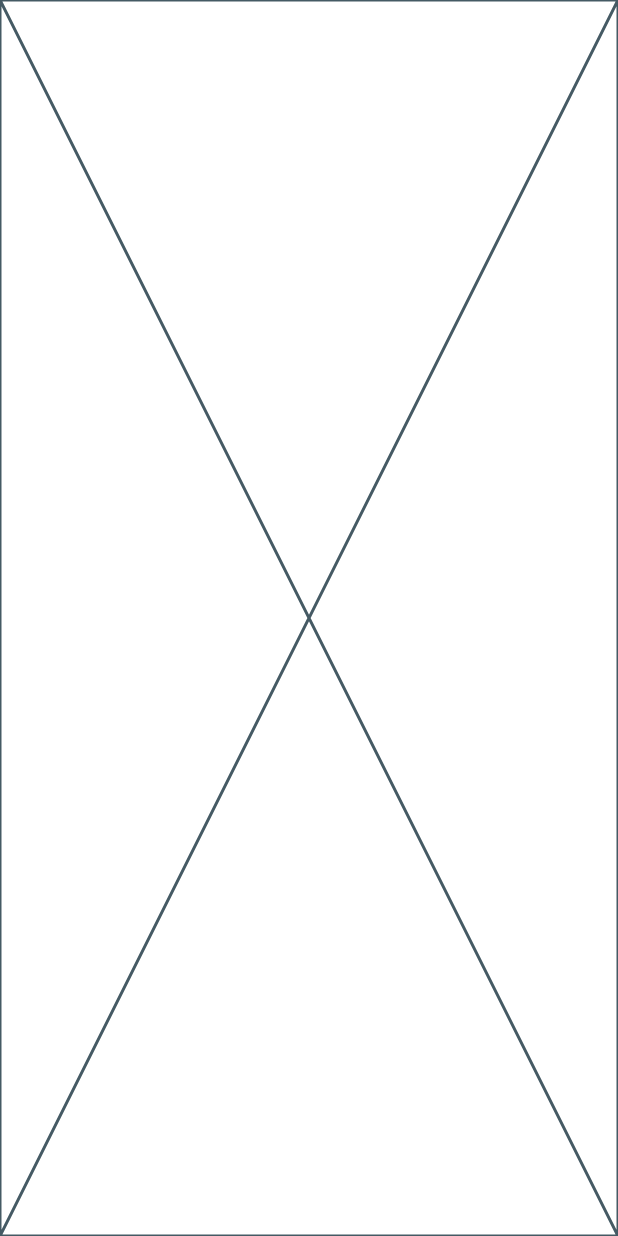
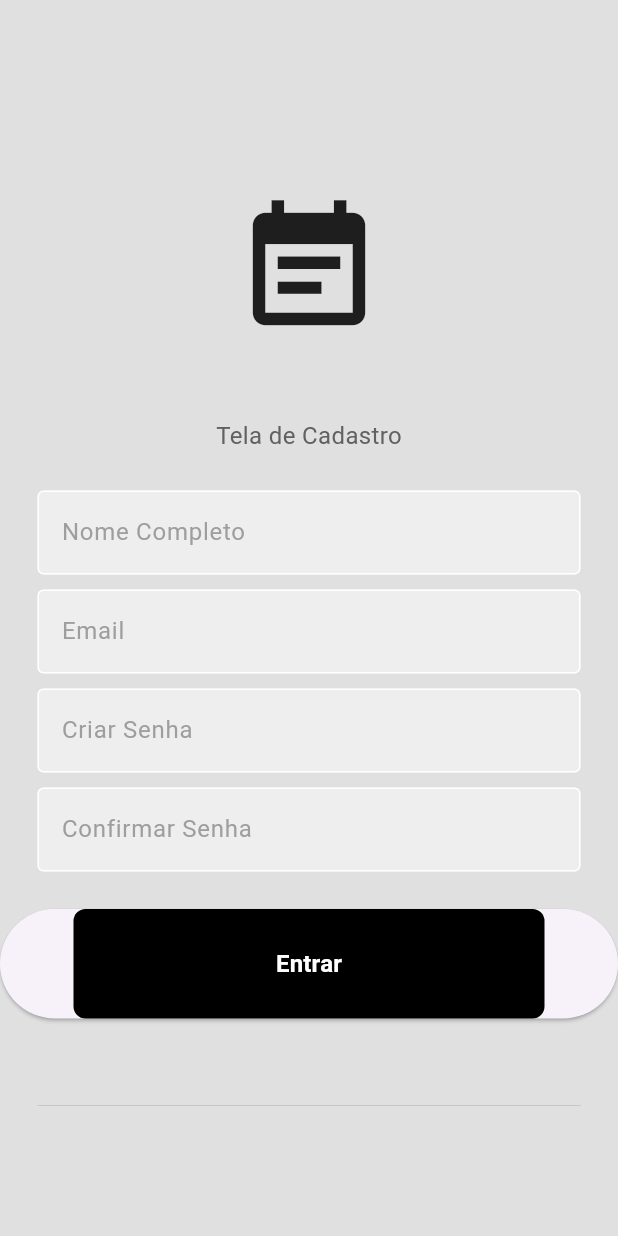
Before and after one commit to DaniloFloridi/meuEvento, a Flutter app: the screen it shows after launch, after a tap on "Entrar", on a phone screen of 412 x 824 dp. Run offline on Flutter 3.47's test engine with Material 3 defaults, Android fonts, the phone set to English and light mode, and no system bars; our stand-ins replace sqflite; accounts and stored records are empty.

Commit message:
Cadastro

```diff
--- a/lib/src/Pages/Eventos.dart
+++ b/lib/src/Pages/Eventos.dart
@@ -5,6 +5,26 @@ class Eventos extends StatelessWidget {
 
   @override
   Widget build(BuildContext context) {
-    return const Placeholder();
+    return Row(
+      children: [
+        ListTile(
+          tileColor: Colors.amber,
+          title: const Text("Musica ao Vivo"),
+          leading: Icon(Icons.music_note),
+        ),
+
+        ListTile(
+          tileColor: Colors.red,
+          title: const Text("Evento de Motos"),
+          leading: Icon(Icons.motorcycle),
+        ),
+
+        ListTile(
+          tileColor: Colors.green,
+          title: const Text("Evento de Corrida"),
+          leading: Icon(Icons.card_travel),
+        )
+      ],
+    );
   }
 }
--- a/lib/src/Pages/MyButton.dart
+++ b/lib/src/Pages/MyButton.dart
@@ -1,4 +1,4 @@
-import 'package:evento/src/Pages/Eventos.dart';
+import 'package:evento/src/Pages/Register.dart';
 import 'package:flutter/material.dart';
 
 class MyButton extends StatelessWidget {
@@ -34,6 +34,6 @@ class MyButton extends StatelessWidget {
   }
 
   void _navigateToNextScreen(BuildContext context) {
-    Navigator.of(context).push(MaterialPageRoute(builder: (context) => const Eventos()));
+    Navigator.of(context).push(MaterialPageRoute(builder: (context) =>  Register()));
   }
 }
--- /dev/null
+++ b/lib/src/Pages/Register.dart
@@ -0,0 +1,93 @@
+import 'package:evento/src/Pages/MyButton.dart';
+import 'package:evento/src/Pages/textField.dart';
+import 'package:flutter/material.dart';
+
+class Register extends StatelessWidget {
+  Register({super.key});
+
+  final usernameController = TextEditingController();
+  final passwordController = TextEditingController();
+
+  void signUserIn() {}
+
+  @override
+  Widget build(BuildContext context) {
+    return Scaffold(
+      backgroundColor: Colors.grey[300],
+      body: SafeArea(
+        child: Center(
+          child: Column(
+            mainAxisAlignment: MainAxisAlignment.center,
+            children: [
+              const SizedBox(height: 50),
+              const Icon(
+                Icons.event_note,
+                size: 100,
+              ),
+              const SizedBox(height: 50),
+              Text(
+                'Tela de Cadastro',
+                style: TextStyle(
+                  color: Colors.grey[700],
+                  fontSize: 16,
+                ),
+              ),
+              const SizedBox(height: 25),
+
+              MyTextField(
+                controller: usernameController,
+                hintText: 'Nome Completo',
+                obscureText: false,
+              ),
+              const SizedBox(height: 10),
+
+              MyTextField(
+                controller: usernameController,
+                hintText: 'Email',
+                obscureText: false,
+              ),
+              const SizedBox(height: 10),
+              MyTextField(
+                controller: passwordController,
+                hintText: 'Criar Senha',
+                obscureText: true,
+              ),
+              const SizedBox(height: 10),
+
+              MyTextField(
+                controller: passwordController,
+                hintText: 'Confirmar Senha',
+                obscureText: true,
+              ),
+
+              const SizedBox(height: 25),
+              MyButton(
+                onTap: signUserIn,
+              ),
+              const SizedBox(height: 50),
+              Padding(
+                padding: const EdgeInsets.symmetric(horizontal: 25.0),
+                child: Row(
+                  children: [
+                    Expanded(
+                      child: Divider(
+                        thickness: 0.5,
+                        color: Colors.grey[400],
+                      ),
+                    ),
+                    Expanded(
+                      child: Divider(
+                        thickness: 0.5,
+                        color: Colors.grey[400],
+                      ),
+                    ),
+                  ],
+                ),
+              ),
+            ],
+          ),
+        ),
+      ),
+    );
+  }
+}
```
